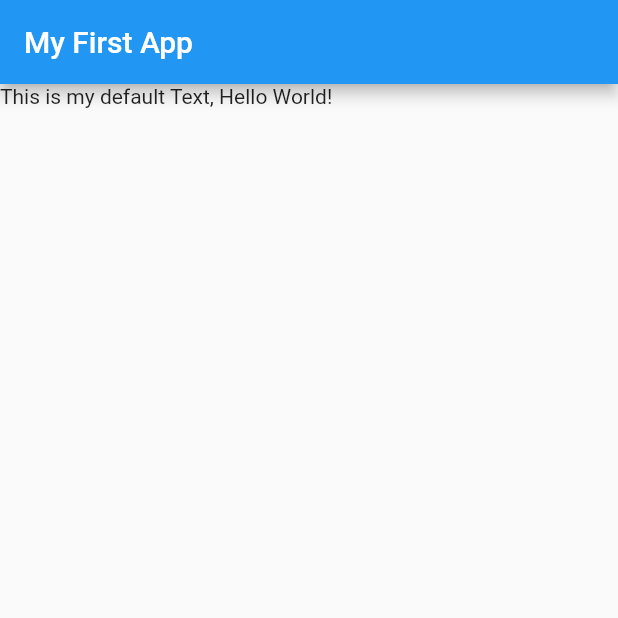
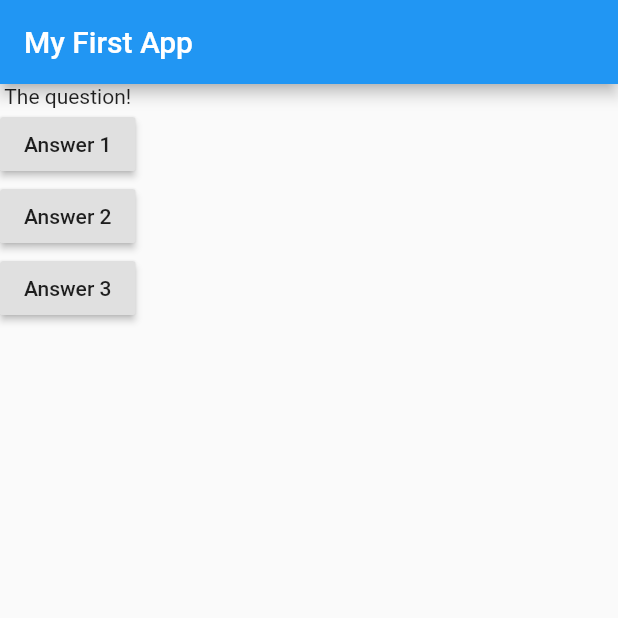
Before and after one commit to ostaubzug/my-first-flutter-app-udemy_course, a Flutter app: the screen it shows after launch, on a phone screen of 412 x 824 dp, the top half of it. Run offline on Flutter 3.47's test engine with Material 2 defaults, Android fonts, the phone set to English and light mode, and no system bars.

Commit message:
my first buttons

```diff
--- a/lib/main.dart
+++ b/lib/main.dart
@@ -5,11 +5,29 @@ void main() {
 }
 
 class MyFirstApp extends StatelessWidget {
+  void answerQuestion() {
+    print('Answer chosen!');
+  }
+
   @override
   Widget build(BuildContext context) {
+    var questions = [
+      'What\'s your favorite color?',
+      'What\'s your favorite animal?'
+    ];
     return MaterialApp(
       home: Scaffold(
-        body: Text('This is my default Text, Hello World!'),
+        body: Column(
+          children: <Widget>[
+            Text('The question!'),
+            RaisedButton(child: Text('Answer 1'), onPressed: answerQuestion),
+            //! below is a anonymous function
+            RaisedButton(
+                child: Text('Answer 2'),
+                onPressed: () => print('Answer 2 chosen!')),
+            RaisedButton(child: Text('Answer 3'), onPressed: answerQuestion),
+          ],
+        ),
         appBar: AppBar(
           title: Text('My First App'),
         ),
```
